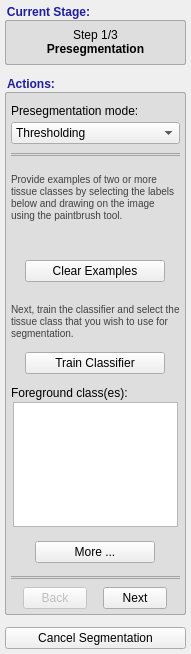
This is GUI/Qt/Components/SnakeWizardPanel.ui in pyushkevich/itksnap as Qt 5 draws it before an edit. The edited form follows.
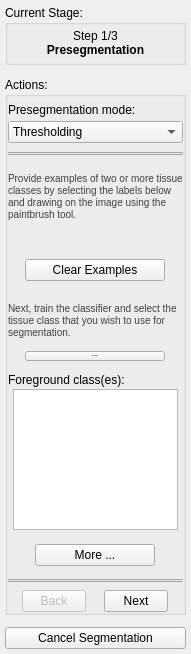
This is the edited form. Icons and pictures are not drawn. Custom widgets are drawn as their Qt base class.

Commit message: Most of the GUI looks good in dark mode, what is left are the icons

Diff of the .ui file:
```diff
--- a/GUI/Qt/Components/SnakeWizardPanel.ui
+++ b/GUI/Qt/Components/SnakeWizardPanel.ui
@@ -29,34 +29,53 @@
    <string notr="true">* {
 font-size: 12px;
 }
+
 QSpinBox {
 font-size: 11px;
 }
+
+/*
+QToolButton::checked {
+  background-color:rgb(210, 210, 210);
+}
+
+QToolButton::pressed {
+  background-color:rgb(210, 210, 210);
+}
+*/
+
 QGroupBox {
   background-origin: content;
   margin-top: 15px;
   font-weight: bold;
   font-size: 12px;
-  color: rgb(30,30,160);
-  background-color: rgb(222,222,222);
+  background-color: palette(midlight);
   padding: 5px;
   border-radius: 2px;
-  border: 1px solid rgb(168,168,168);
+  border-width: 1px;
+  border-style: solid;
+  border-color: rgb(128,128,128);
 }
+
 QGroupBox::title {
   subcontrol-origin: 	margin;
   subcontrol-position: top left;
 }
 
-QToolButton::checked {
-  background-color:rgb(210, 210, 210);
+QGroupBox &gt; QGroupBox {
+  background-origin: content;
+  margin-top: 15px;
+  font-weight: normal;
+  font-size: 12px;
+  font-family: helvetica;
+  background-color: palette(midlight);
+  padding: 5px;
+  border-radius: 0px;
+  border-top: 1px solid rgb(128,128,128);
+  border-left: none;
+  border-right:none;
+  border-bottom:none;
 }
-
-QToolButton::pressed {
-  background-color:rgb(210, 210, 210);
-}
-
-
 </string>
   </property>
   <layout class="QVBoxLayout" name="verticalLayout_3">
```
Left out of the diff: 14 changed lines with no effect on the pictures. The commit also changes 12 other files.
